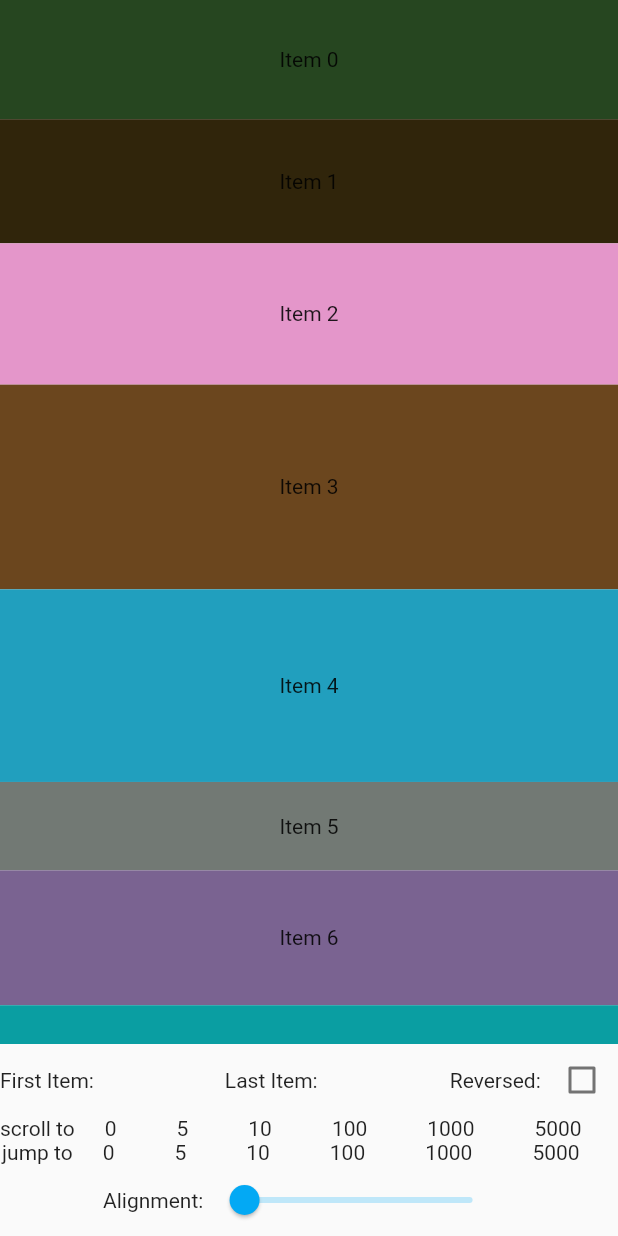
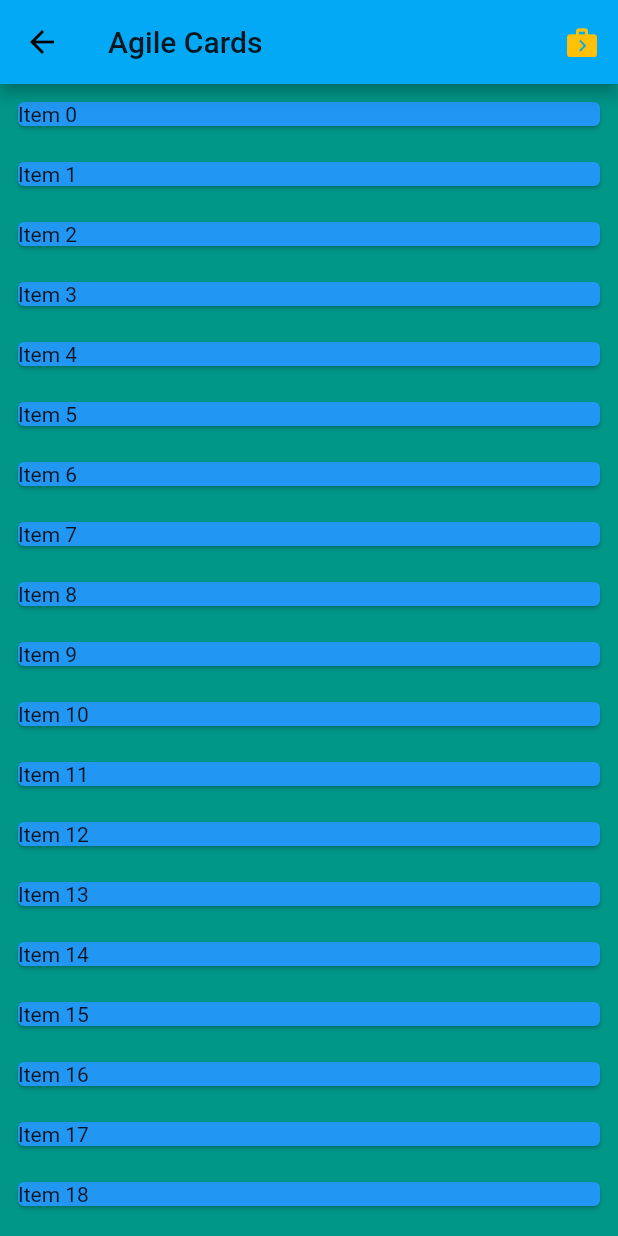
Before and after one commit to ammanath/agileCards, a Flutter app: the WidgetsPage screen opened directly, on a phone screen of 412 x 824 dp. Run offline on Flutter 3.47's test engine with Material 2 defaults, Android fonts, the phone set to English and light mode, and no system bars; drawn by our look-alikes of scrollable_positioned_list; our stand-ins replace animated_text_kit, google_fonts.

Commit message:
Created list of scrollable cards

```diff
--- a/lib/main.dart
+++ b/lib/main.dart
@@ -16,8 +16,8 @@ class AgileCardsApp extends StatelessWidget {
         primarySwatch: Colors.lightBlue,
         visualDensity: VisualDensity.adaptivePlatformDensity,
       ),
-      home: AgileCardsHome(),
-      //home:WidgetsPage(),
+      //home: AgileCardsHome(),
+      home:WidgetsPage(),
       debugShowCheckedModeBanner: false,
     );
   }
--- a/lib/widgetsPage.dart
+++ b/lib/widgetsPage.dart
@@ -7,196 +7,40 @@ const minItemHeight = 20.0;
 const maxItemHeight = 150.0;
 const scrollDuration = Duration(seconds: 2);
 
-
-
-class WidgetsPage extends StatefulWidget {
-  WidgetsPage({Key key, this.title}) : super(key: key);
-  final String title;
-
-  @override
-  _WidgetsPageState createState() => new _WidgetsPageState();
-}
-
-class _WidgetsPageState extends State<WidgetsPage> {
-  /// Controller to scroll or jump to a particular item.
+class WidgetsPage extends StatelessWidget {
   final ItemScrollController itemScrollController = ItemScrollController();
-
-  /// Listener that reports the position of items when the list is scrolled.
   final ItemPositionsListener itemPositionsListener =
       ItemPositionsListener.create();
-  List<double> itemHeights;
-  List<Color> itemColors;
-  bool reversed = false;
-
-  /// The alignment to be used next time the user scrolls or jumps to an item.
-  double alignment = 0;
-
   @override
-  void initState() {
-    super.initState();
-    final heightGenerator = Random(328902348);
-    final colorGenerator = Random(42490823);
-    itemHeights = List<double>.generate(
-        numberOfItems,
-        (int _) =>
-            heightGenerator.nextDouble() * (maxItemHeight - minItemHeight) +
-            minItemHeight);
-    itemColors = List<Color>.generate(
-        numberOfItems,
-        (int _) =>
-            Color(colorGenerator.nextInt(pow(2, 32) - 1)).withOpacity(1));
-  }
-
-  @override
-  Widget build(BuildContext context) => Material(
-        child: OrientationBuilder(
-          builder: (context, orientation) => Column(
-            children: <Widget>[
-              Expanded(
-                child: list(orientation),
+  Widget build(BuildContext context) {
+    return Scaffold(
+      appBar: AppBar(title: Text('Agile Cards'), actions: <Widget>[
+        IconButton(
+          icon: Icon(Icons.next_week),
+          color: Colors.amber,
+          onPressed: () {
+            itemScrollController.jumpTo(
+              index: 15,
+            );
+          },
+        ),
+      ]),
+      body: Container(
+        color: Colors.teal,
+        child: ScrollablePositionedList.builder(
+          itemCount: 50,
+          itemBuilder: (context, index) => Container(
+              child: Padding(
+            padding: const EdgeInsets.all(8.0),
+            child: SingleChildScrollView(
+              child: Card(
+                color: Colors.blue,
+                child: (Text('Item $index')),
               ),
-              positionsView,
-              Row(
-                children: <Widget>[
-                  Column(
-                    children: <Widget>[
-                      scrollControlButtons,
-                      jumpControlButtons,
-                      alignmentControl,
-                    ],
-                  ),
-                ],
-              )
-            ],
-          ),
-        ),
-      );
-
-  Widget get alignmentControl => Row(
-        mainAxisSize: MainAxisSize.max,
-        children: <Widget>[
-          const Text('Alignment: '),
-          SizedBox(
-            width: 200,
-            child: Slider(
-              value: alignment,
-              onChanged: (double value) => setState(() => alignment = value),
             ),
-          ),
-        ],
-      );
-
-  Widget list(Orientation orientation) => ScrollablePositionedList.builder(
-        itemCount: numberOfItems,
-        itemBuilder: (context, index) => item(index, orientation),
-        itemScrollController: itemScrollController,
-        itemPositionsListener: itemPositionsListener,
-        reverse: reversed,
-        scrollDirection: orientation == Orientation.portrait
-            ? Axis.vertical
-            : Axis.horizontal,
-      );
-
-  Widget get positionsView => ValueListenableBuilder<Iterable<ItemPosition>>(
-        valueListenable: itemPositionsListener.itemPositions,
-        builder: (context, positions, child) {
-          int min;
-          int max;
-          if (positions.isNotEmpty) {
-            // Determine the first visible item by finding the item with the
-            // smallest trailing edge that is greater than 0.  i.e. the first
-            // item whose trailing edge in visible in the viewport.
-            min = positions
-                .where((ItemPosition position) => position.itemTrailingEdge > 0)
-                .reduce((ItemPosition min, ItemPosition position) =>
-                    position.itemTrailingEdge < min.itemTrailingEdge
-                        ? position
-                        : min)
-                .index;
-            // Determine the last visible item by finding the item with the
-            // greatest leading edge that is less than 1.  i.e. the last
-            // item whose leading edge in visible in the viewport.
-            max = positions
-                .where((ItemPosition position) => position.itemLeadingEdge < 1)
-                .reduce((ItemPosition max, ItemPosition position) =>
-                    position.itemLeadingEdge > max.itemLeadingEdge
-                        ? position
-                        : max)
-                .index;
-          }
-          return Row(
-            children: <Widget>[
-              Expanded(child: Text('First Item: ${min ?? ''}')),
-              Expanded(child: Text('Last Item: ${max ?? ''}')),
-              const Text('Reversed: '),
-              Checkbox(
-                  value: reversed,
-                  onChanged: (bool value) => setState(() {
-                        reversed = value;
-                      }))
-            ],
-          );
-        },
-      );
-
-  Widget get scrollControlButtons => Row(
-        children: <Widget>[
-          const Text('scroll to'),
-          scrollButton(0),
-          scrollButton(5),
-          scrollButton(10),
-          scrollButton(100),
-          scrollButton(1000),
-          scrollButton(5000),
-        ],
-      );
-
-  Widget get jumpControlButtons => Row(
-        children: <Widget>[
-          const Text('jump to'),
-          jumpButton(0),
-          jumpButton(5),
-          jumpButton(10),
-          jumpButton(100),
-          jumpButton(1000),
-          jumpButton(5000),
-        ],
-      );
-
-  Widget scrollButton(int value) => GestureDetector(
-        key: ValueKey<String>('Scroll$value'),
-        onTap: () => scrollTo(value),
-        child: Padding(
-            padding: const EdgeInsets.symmetric(horizontal: 20),
-            child: Text('$value')),
-      );
-
-  Widget jumpButton(int value) => GestureDetector(
-        key: ValueKey<String>('Jump$value'),
-        onTap: () => jumpTo(value),
-        child: Padding(
-            padding: const EdgeInsets.symmetric(horizontal: 20),
-            child: Text('$value')),
-      );
-
-  void scrollTo(int index) => itemScrollController.scrollTo(
-      index: index,
-      duration: scrollDuration,
-      curve: Curves.easeInOutCubic,
-      alignment: alignment);
-
-  void jumpTo(int index) =>
-      itemScrollController.jumpTo(index: index, alignment: alignment);
-
-  /// Generate item number [i].
-  Widget item(int i, Orientation orientation) {
-    return SizedBox(
-      height: orientation == Orientation.portrait ? itemHeights[i] : null,
-      width: orientation == Orientation.landscape ? itemHeights[i] : null,
-      child: Container(
-        color: itemColors[i],
-        child: Center(
-          child: Text('Item $i'),
+          )),
+          itemScrollController: itemScrollController,
+          itemPositionsListener: itemPositionsListener,
         ),
       ),
     );
```
